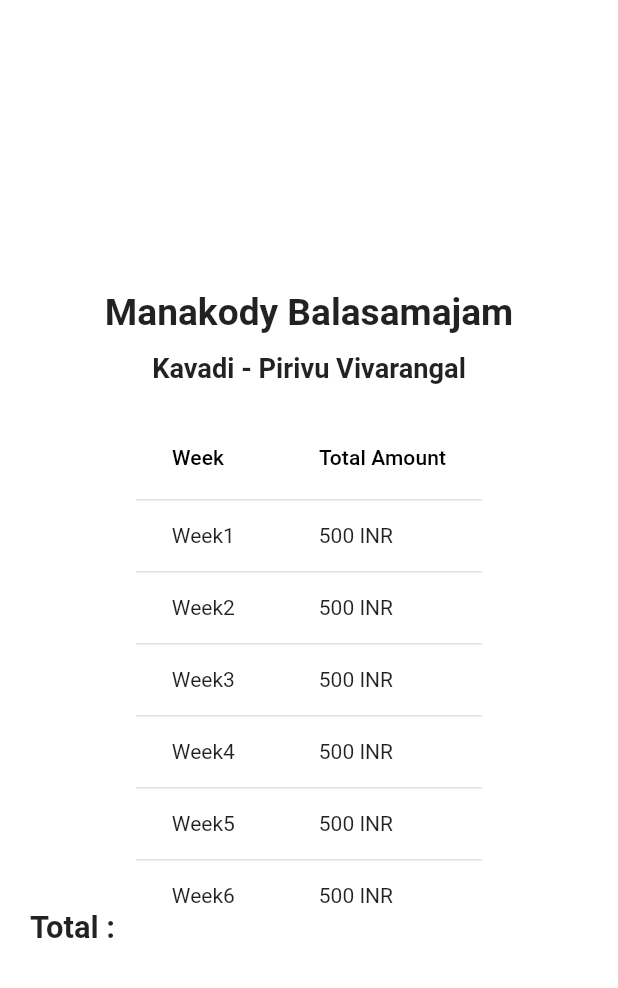
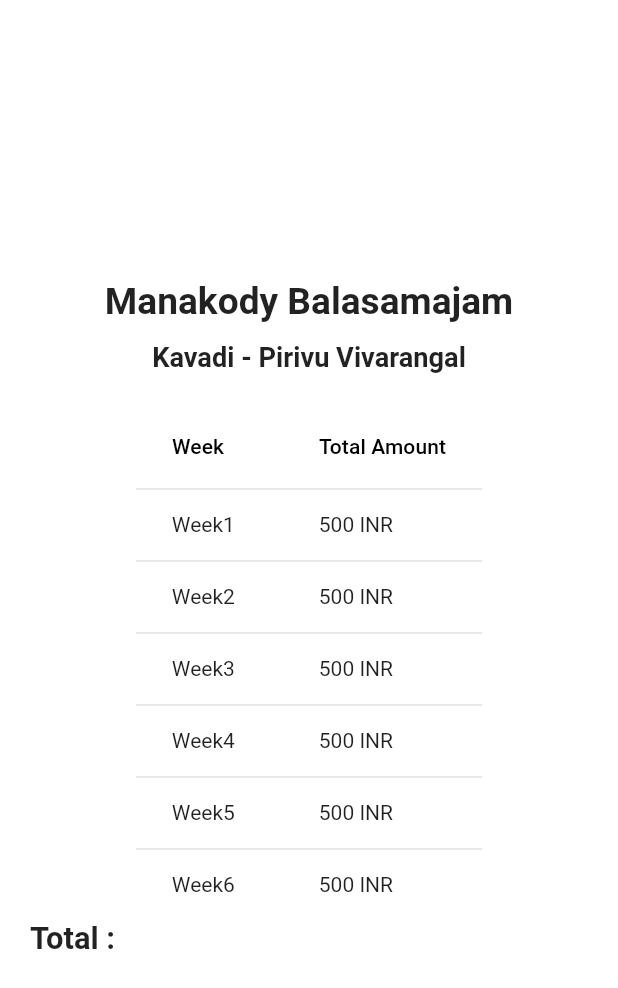
Before and after one commit to JishnuThazhath/balasamajam, a Flutter app: the PirivuDetails screen opened by its route, on a phone screen of 412 x 824 dp. Shown: the top 988 px of the screen. Run offline on Flutter 3.47's test engine with Material 2 defaults, Android fonts, the light colour scheme and no system bars; Roboto replaces fonts that are missing (Trueno).

Commit message:
Jishnu | Fixed table rendering

```diff
--- a/lib/screens/pirivu/pirivu_details.dart
+++ b/lib/screens/pirivu/pirivu_details.dart
@@ -25,13 +25,10 @@ class _PirivuDetailsState extends State<PirivuDetails> {
           SizedBox(height: Responsive.blockSizeHorizontal * 30),
           Text("Kavadi - Pirivu Vivarangal", style: LocalThemeData.subTitle),
           SizedBox(height: Responsive.blockSizeHorizontal * 50),
-          SizedBox(
-            height: Responsive.blockSizeVertical * 400,
-            child: TableComponent(
-              headers: _getHeaders(),
-              data: _getData(),
-              rowClickCallback: onRowClick,
-            ),
+          TableComponent(
+            headers: _getHeaders(),
+            data: _getData(),
+            rowClickCallback: onRowClick,
           ),
           Align(
             alignment: Alignment.centerLeft,
```
